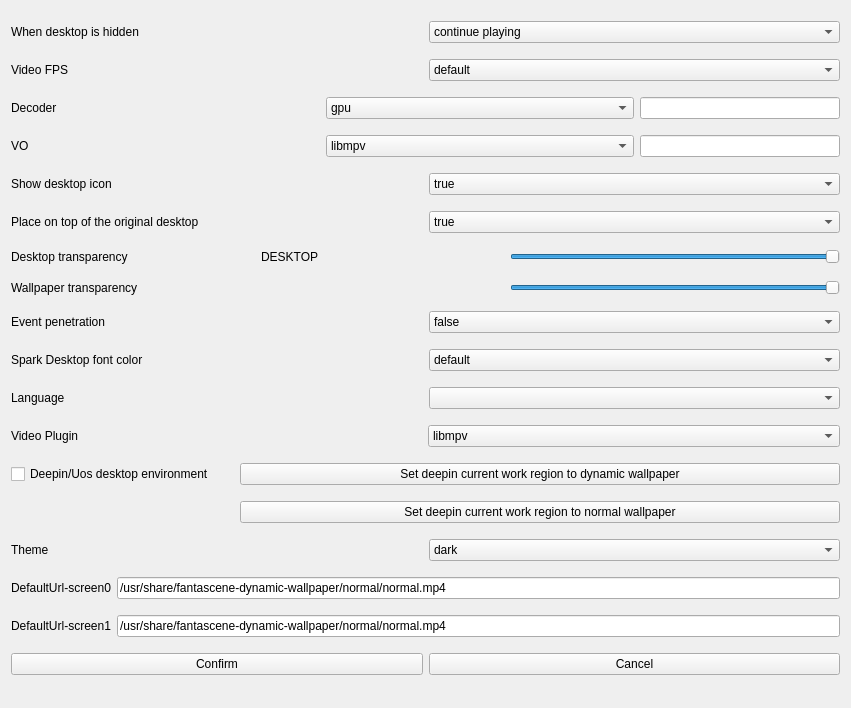
Before: the Qt Designer form src/moresetting.ui in dependon/fantascene-dynamic-wallpaper, drawn with Qt 5.
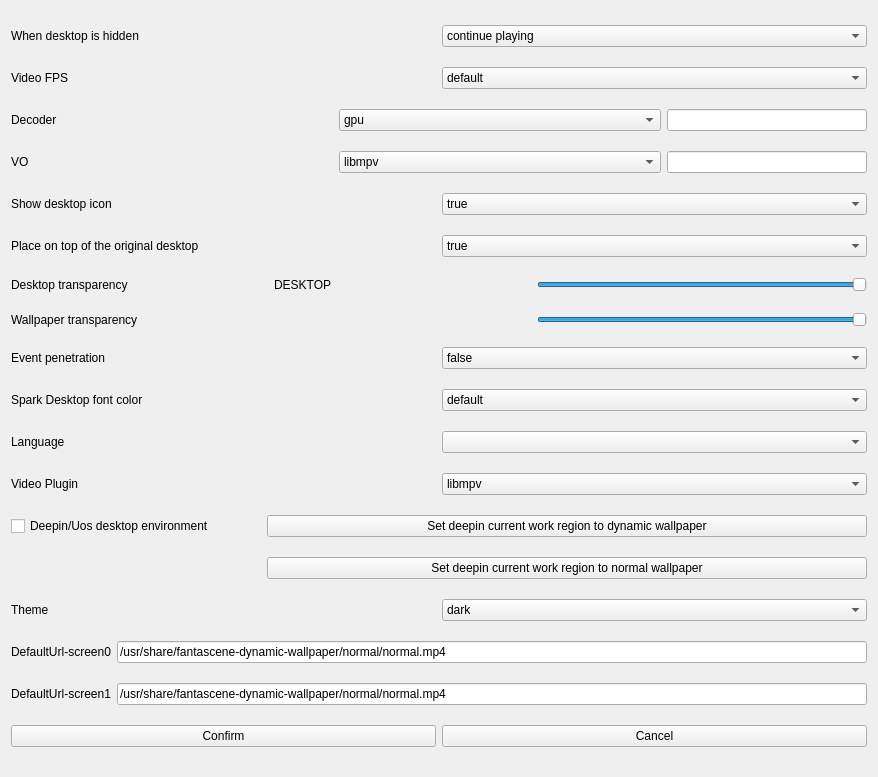
After: the same form once the commit is applied.

Commit message: qt6需要showevent才能拿到窗口真实的wid,暂时此方案

```diff
--- a/src/moresetting.ui
+++ b/src/moresetting.ui
@@ -6,8 +6,8 @@
    <rect>
     <x>0</x>
     <y>0</y>
-    <width>851</width>
-    <height>708</height>
+    <width>878</width>
+    <height>777</height>
    </rect>
   </property>
   <property name="windowTitle">
```
The commit also changes 2 other files.
